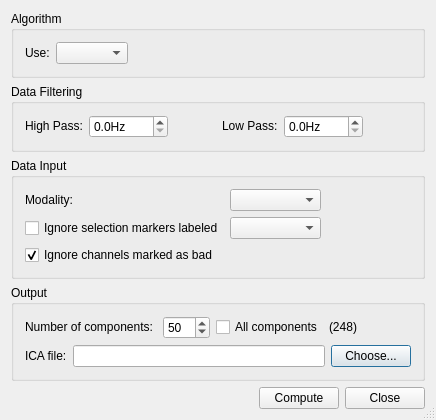
Old version of the form src/plugins/ICA/ICASettings.ui in the repository HIP-infrastructure/anywave-code.
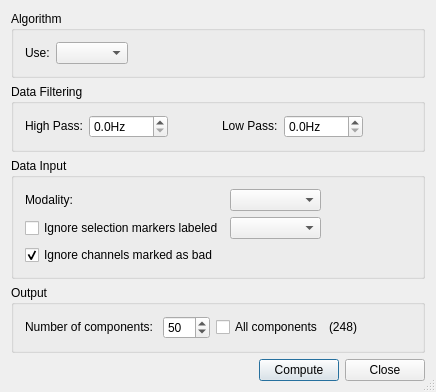
New version of the form. Icons and pictures are not drawn.

Diff of the .ui file:
```diff
--- a/src/plugins/ICA/ICASettings.ui
+++ b/src/plugins/ICA/ICASettings.ui
@@ -7,7 +7,7 @@
     <x>0</x>
     <y>0</y>
     <width>436</width>
-    <height>403</height>
+    <height>377</height>
    </rect>
   </property>
   <property name="windowTitle">
@@ -364,39 +364,6 @@
             </item>
            </layout>
           </item>
-          <item>
-           <layout class="QHBoxLayout" name="horizontalLayout_3">
-            <item>
-             <widget class="QLabel" name="label_4">
-              <property name="sizePolicy">
-               <sizepolicy hsizetype="Preferred" vsizetype="Fixed">
-                <horstretch>0</horstretch>
-                <verstretch>0</verstretch>
-               </sizepolicy>
-              </property>
-              <property name="text">
-               <string>ICA file:</string>
-              </property>
-             </widget>
-            </item>
-            <item>
-             <widget class="QLineEdit" name="saveFileName"/>
-            </item>
-            <item>
-             <widget class="QPushButton" name="pickSaveFileName">
-              <property name="sizePolicy">
-               <sizepolicy hsizetype="Preferred" vsizetype="Fixed">
-                <horstretch>0</horstretch>
-                <verstretch>0</verstretch>
-               </sizepolicy>
-              </property>
-              <property name="text">
-               <string>Choose...</string>
-              </property>
-             </widget>
-            </item>
-           </layout>
-          </item>
          </layout>
         </item>
        </layout>
```
